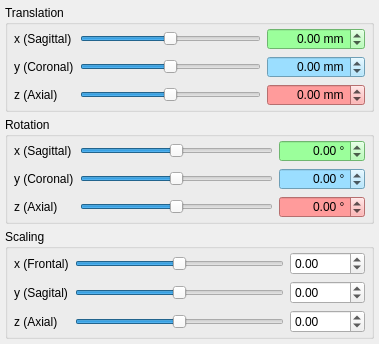
MITK/MITK, file Modules/MatchPointRegistrationUI/Qmitk/QmitkRegistrationManipulationWidget.ui: the form before one commit.
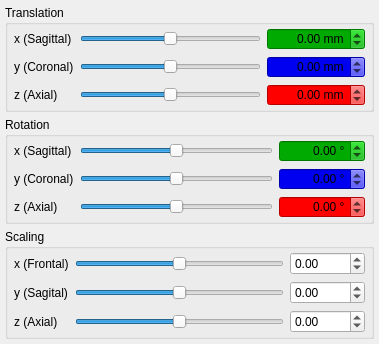
The form after the commit.

Commit message:
Refactored MatchPoint Registration Evaluator
Additionally:
- optimized colors in Manipulator for dark style
- removed obsolete variables in evaluator

Diff of the .ui file:
```diff
--- a/Modules/MatchPointRegistrationUI/Qmitk/QmitkRegistrationManipulationWidget.ui
+++ b/Modules/MatchPointRegistrationUI/Qmitk/QmitkRegistrationManipulationWidget.ui
@@ -7,7 +7,7 @@
     <x>0</x>
     <y>0</y>
     <width>379</width>
-    <height>293</height>
+    <height>317</height>
    </rect>
   </property>
   <layout class="QVBoxLayout" name="verticalLayout">
@@ -125,7 +125,7 @@
          </size>
         </property>
         <property name="styleSheet">
-         <string notr="true">background-color:rgb(155, 255, 155)</string>
+         <string notr="true">background-color: rgb(0, 170, 0)</string>
         </property>
         <property name="alignment">
          <set>Qt::AlignRight|Qt::AlignTrailing|Qt::AlignVCenter</set>
@@ -165,7 +165,7 @@
          </size>
         </property>
         <property name="styleSheet">
-         <string notr="true">background-color:rgb(155, 222, 255)</string>
+         <string notr="true">background-color:rgb(0, 0, 240)</string>
         </property>
         <property name="alignment">
          <set>Qt::AlignRight|Qt::AlignTrailing|Qt::AlignVCenter</set>
@@ -205,7 +205,7 @@
          </size>
         </property>
         <property name="styleSheet">
-         <string notr="true">background-color:rgb(255, 155, 155)</string>
+         <string notr="true">background-color:rgb(255, 0, 0)</string>
         </property>
         <property name="alignment">
          <set>Qt::AlignRight|Qt::AlignTrailing|Qt::AlignVCenter</set>
@@ -329,7 +329,7 @@
          </size>
         </property>
         <property name="styleSheet">
-         <string notr="true">background-color:rgb(155, 255, 155)</string>
+         <string notr="true">background-color:rgb(0, 170, 0)</string>
         </property>
         <property name="alignment">
          <set>Qt::AlignRight|Qt::AlignTrailing|Qt::AlignVCenter</set>
@@ -372,7 +372,7 @@
          </size>
         </property>
         <property name="styleSheet">
-         <string notr="true">background-color:rgb(155, 222, 255)</string>
+         <string notr="true">background-color:rgb(0, 0, 240)</string>
         </property>
         <property name="alignment">
          <set>Qt::AlignRight|Qt::AlignTrailing|Qt::AlignVCenter</set>
@@ -412,7 +412,7 @@
          </size>
         </property>
         <property name="styleSheet">
-         <string notr="true">background-color:rgb(255, 155, 155)</string>
+         <string notr="true">background-color:rgb(255, 0, 0)</string>
         </property>
         <property name="alignment">
          <set>Qt::AlignRight|Qt::AlignTrailing|Qt::AlignVCenter</set>
```
The commit also changes 5 other files.
